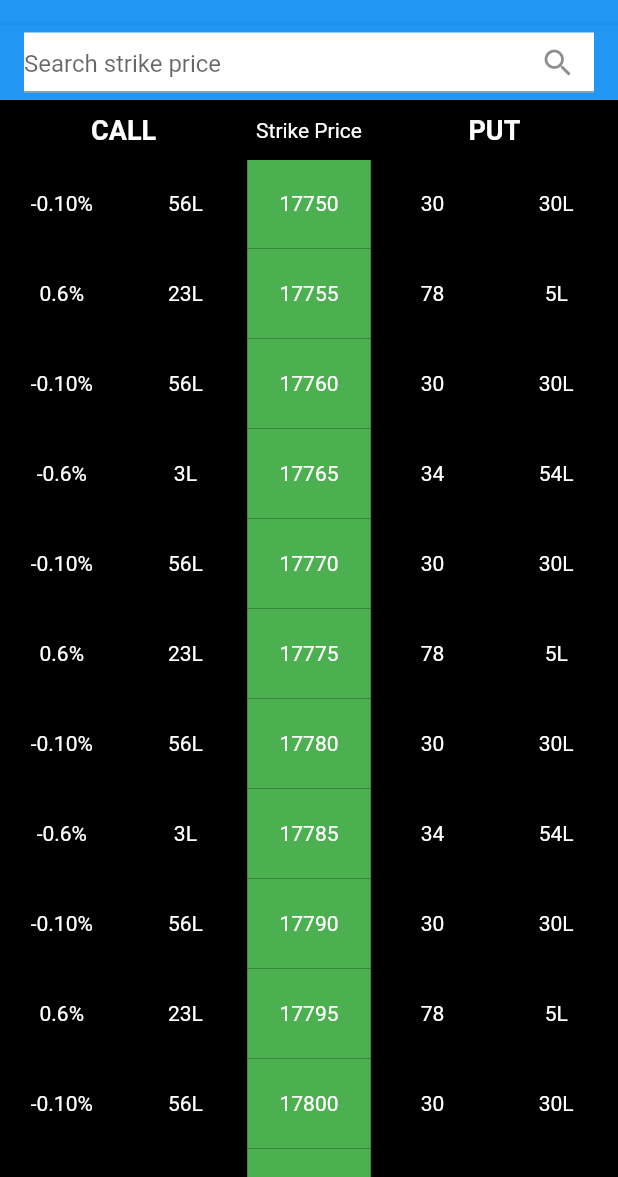
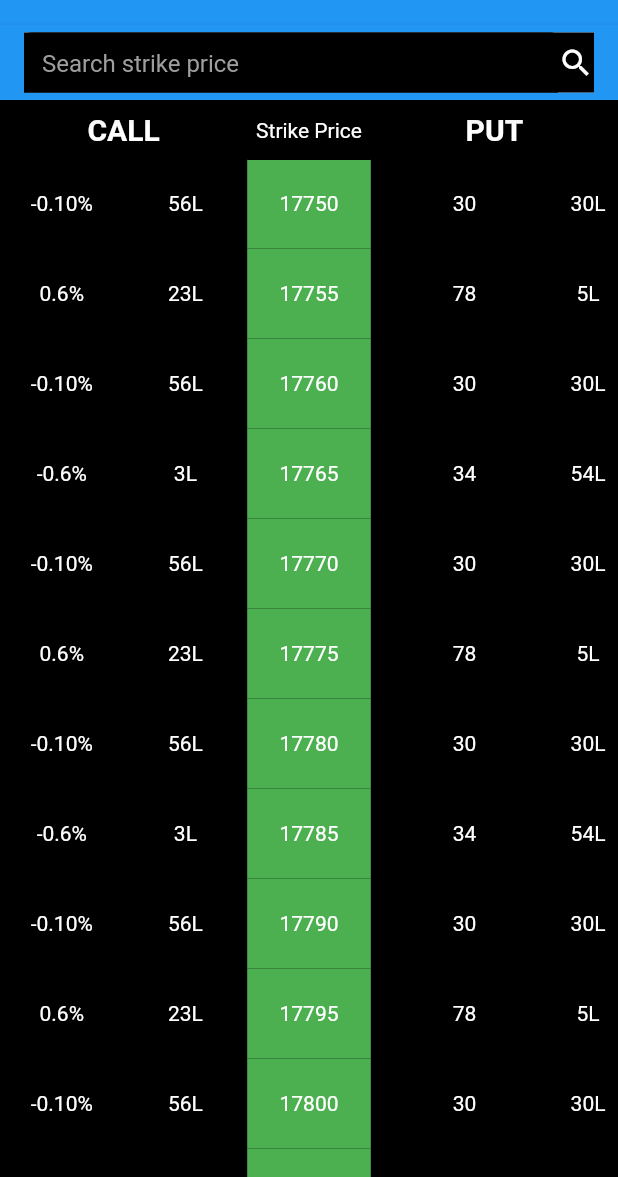
Before and after one commit to Manibharathi-msil/Optain-Chain-Task, a Flutter app: the screen it shows after launch, on a phone screen of 412 x 824 dp, the part 59-1236 px from its top. Run offline on Flutter 3.47's test engine with Material 2 defaults, Android fonts, the phone set to English and light mode, and no system bars; our stand-ins replace equatable, flutter_bloc.

Commit message:
Option chain evaluation task

```diff
--- a/lib/home_screen.dart
+++ b/lib/home_screen.dart
@@ -61,9 +61,24 @@
 
     return List.generate(
       values.length, (index) =>
-         Stack(
+         Column(
+           crossAxisAlignment: CrossAxisAlignment.center,
            children: [
+             if (type != Strings.strike)
              Container(
+               alignment: Alignment.center,
+               width: MediaQuery.of(context).size.width / 5,
+               height: 60,
+               color: bg,
+               child: Text(values.elementAt(index),
+                   style: const TextStyle(color: Colors.white)),
+             ),
+             if((type == Strings.strike) && index != positionIndex)
+             Container(
+               alignment: Alignment.center,
+               width: MediaQuery.of(context).size.width / 3.3,
+               height: 60.0,
+               child:  Container(
                  alignment: Alignment.center,
                  width: MediaQuery.of(context).size.width / 5,
                  height: 60.0,
@@ -71,24 +86,83 @@
                  child: Text(values.elementAt(index),
                      style: const TextStyle(color: Colors.white)),
                ),
-             if (type == Strings.strike)
-             index == positionIndex ? Visibility(
-               visible: searchedValue.isNotEmpty,
+             ),
+          if (searchedValue.isNotEmpty &&
+              type == Strings.strike &&
+              index == positionIndex)
+            getheaderWidget(searchedValue == values.elementAt(index),
+                values.elementAt(index), bg)
+        ],
+         ),
+    );
+
+  }
+
+  Widget getheaderWidget(bool isMatching , String value , bg){
+    print('isMatching$isMatching and value$value');
+    if(isMatching) {
+      return Stack(
+        alignment: Alignment.center,
+        children: [
+          Container(
+            alignment: Alignment.center,
+            width: MediaQuery.of(context).size.width / 3.3,
+            height: 60.0,
+            child: Container(
+              alignment: Alignment.center,
+              width: MediaQuery.of(context).size.width / 5,
+              height: 60.0,
+              color: bg,
+              child: Text(searchedValue,
+                  style: const TextStyle(color: Colors.white)),
+            ),
+          ),
+          Container(
+            decoration: BoxDecoration(
+                borderRadius: BorderRadius.circular(30.0),
+                color: Colors.grey),
+            alignment: Alignment.center,
+            width: MediaQuery.of(context).size.width /3.3,
+            height: 35,
+            child:  Container(
+              alignment: Alignment.center,
+              width: MediaQuery.of(context).size.width / 5,
+              height: 35.0,
+              color: Colors.grey,
+              child: Text('Price :' + ""+ searchedValue,
+                  style: const TextStyle(color: Colors.white)),
+            ),
+          )
+        ],
+      );
+    }else {
+      return Stack(
+        alignment: Alignment.topCenter,
+        children: [
+          Container(
+            alignment: Alignment.center,
+            width: MediaQuery.of(context).size.width / 5,
+            height: 60.0,
+            color: bg,
+            child: Text(value,
+                style: const TextStyle(color: Colors.white)),
+          ),
+          Align(
+            alignment: Alignment.topCenter,
             child: Container(
               decoration: BoxDecoration(
                   borderRadius: BorderRadius.circular(30.0),
                   color: Colors.grey),
               alignment: Alignment.center,
-                     width: MediaQuery.of(context).size.width /5,
-                     height: 40.0,
-                     child: Text(values.elementAt(index),
+              width: MediaQuery.of(context).size.width /3.3,
+              height: 35,
+              child: Text('Price :' + ""+ searchedValue,
                   style: const TextStyle(color: Colors.white)),
             ),
-             ):Container(),
+          )
         ],
-         ),
       );
-
+    }
   }
 
   //Generating values of entire length of rows
@@ -133,14 +207,29 @@
                                 );
                               }
                             }
-                            return TextField(
+                            return Container(
+                              color: Colors.black,
+                              child: Row(
+                                mainAxisAlignment: MainAxisAlignment.spaceBetween,
+                                children: [
+                                  Expanded(
+                                    child: TextField(
                                       onSubmitted: (value) {
                                         searchedValue = value;
                                         optionChainBloc.add(FetchPosition(v: value));
                                       },
                                       decoration: const InputDecoration(
+                                        filled: true,
+                                        fillColor: Colors.black,
                                           hintText: Strings.search,
-                                  suffixIcon: Icon(Icons.search)),
+                                          hintStyle: TextStyle(color: Colors.grey),),
+                                      style: const TextStyle(color: Colors.white),
+                                         // suffixIcon: Icon(Icons.search),suffixIconColor: Colors.white),
+                                    ),
+                                  ),
+                                  Icon(Icons.search, color: Colors.white,)
+                                ],
+                              ),
                             );
                           }),
                     ))
@@ -244,8 +333,8 @@
                   color: Colors.grey),
               alignment: Alignment.center,
               width: (MediaQuery.of(context).size.width / 5)*1.5,
-              height: 40.0,
-              child: Text(searchedValue,
+              height: 35.0,
+              child: Text('Price :' + ""+ searchedValue,
                   style: const TextStyle(color: Colors.white)),
             );
           } else {
@@ -265,8 +354,8 @@
                   color: Colors.grey),
               alignment: Alignment.center,
               width: (MediaQuery.of(context).size.width / 5)*1.5,
-              height: 40.0,
-              child: Text(searchedValue,
+              height: 35.0,
+              child: Text('Price :' + ""+ searchedValue,
                   style: const TextStyle(color: Colors.white)),
             );
           } else {
@@ -274,10 +363,5 @@
           }
         });
   }
-  @override
-  void dispose() {
-    _controller.removeListener(scrollListenerWithItemCount);
-    super.dispose();
-  }
 
 }
--- a/lib/widget/option_chain_widget.dart
+++ b/lib/widget/option_chain_widget.dart
@@ -14,7 +14,7 @@
           width: (MediaQuery.of(context).size.width / 5) * 2,
           height: 40.0,
           color: Colors.black,
-          child: Text(Strings.call.toUpperCase(), style: const TextStyle(color: Colors.white,fontSize: 18,fontWeight: FontWeight.bold)),
+          child: Text(Strings.call.toUpperCase(), style: const TextStyle(color: Colors.white,fontSize: 20,fontWeight: FontWeight.bold)),
         ),
         Container(
           alignment: Alignment.center,
@@ -29,7 +29,7 @@
           width: (MediaQuery.of(context).size.width / 5) * 2,
           height: 40.0,
           color: Colors.black,
-          child: Text(Strings.put.toUpperCase(), style: const TextStyle(color: Colors.white,fontSize: 18,fontWeight: FontWeight.bold)),
+          child: Text(Strings.put.toUpperCase(), style: const TextStyle(color: Colors.white,fontSize: 20,fontWeight: FontWeight.bold)),
         ),
       ],
     );
```
Lines whose indentation alone changed are shown as unchanged.
